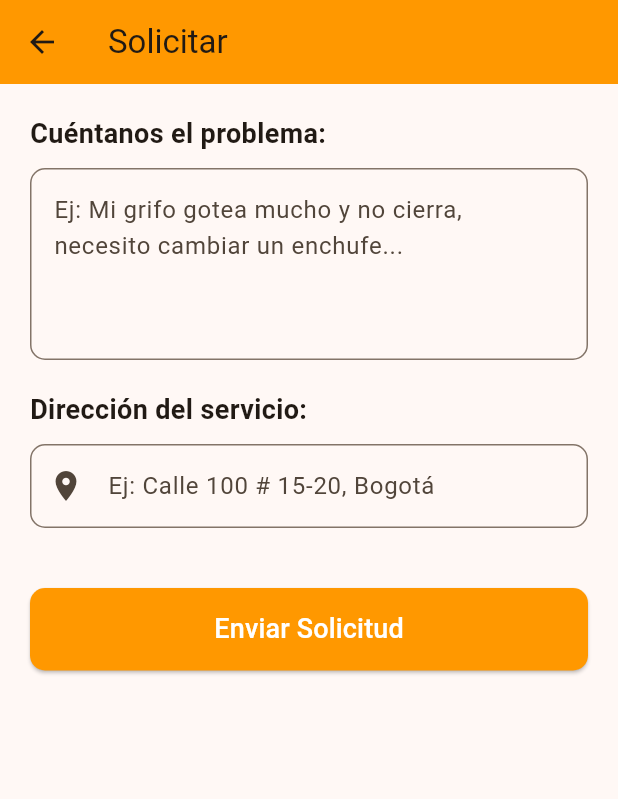
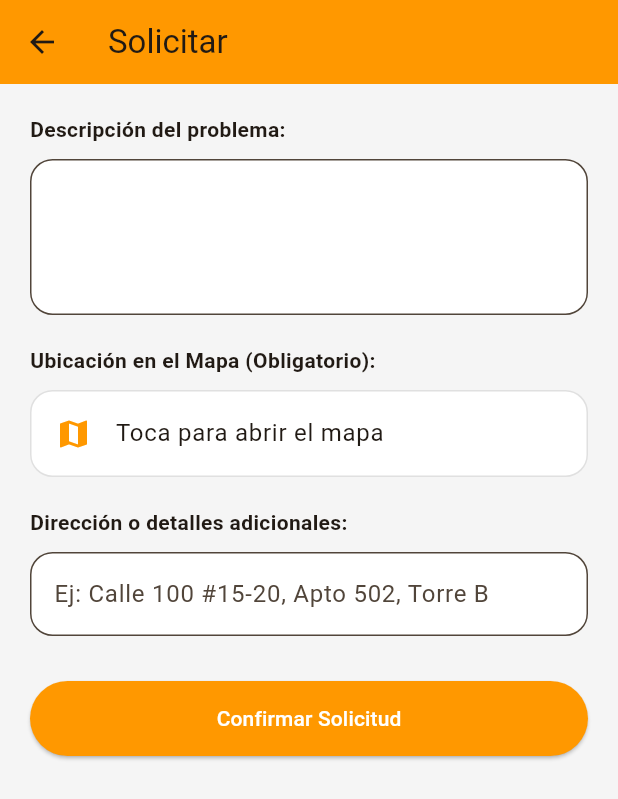
Before and after one commit to Federman9929/Cliente_todero, a Flutter app: the RequestServiceScreen screen opened directly with empty values, on a phone screen of 412 x 824 dp. Shown: the top 799 px of the screen. Run offline on Flutter 3.47's test engine with Material 3 defaults, Android fonts, the phone set to English and light mode, and no system bars; our stand-ins replace cloud_firestore, firebase_auth, firebase_core, flutter_map, latlong2; accounts and stored records are empty.

Commit message:
Se corrigen errores de geolocaclizacion y se agrega cuadro de texto para mejorar la precision de la ubicacion con informacion mas detallada

```diff
--- a/lib/request_service_screen.dart
+++ b/lib/request_service_screen.dart
@@ -1,10 +1,11 @@
 import 'package:flutter/material.dart';
+import 'package:firebase_auth/firebase_auth.dart';
 import 'package:cloud_firestore/cloud_firestore.dart';
-import 'package:firebase_auth/firebase_auth.dart';
+import 'package:latlong2/latlong.dart';
+import 'map_screen.dart';
 
 class RequestServiceScreen extends StatefulWidget {
-  final String servicioNombre; // Recibe el nombre del servicio (ej. Plomería)
-
+  final String servicioNombre;
   const RequestServiceScreen({super.key, required this.servicioNombre});
 
   @override
@@ -13,40 +14,44 @@ class RequestServiceScreen extends StatefulWidget {
 
 class _RequestServiceScreenState extends State<RequestServiceScreen> {
   final _descripcionController = TextEditingController();
-  final _direccionController = TextEditingController();
+  // NUEVO: Controlador para la dirección escrita
+  final _direccionManualController = TextEditingController();
   final _formKey = GlobalKey<FormState>();
   bool _isLoading = false;
+  LatLng? _coordenadas;
 
   Future<void> _enviarSolicitud() async {
     if (_formKey.currentState!.validate()) {
+      if (_coordenadas == null) {
+        ScaffoldMessenger.of(context).showSnackBar(
+          const SnackBar(content: Text("Selecciona la ubicación en el mapa"), backgroundColor: Colors.red),
+        );
+        return;
+      }
+
       setState(() => _isLoading = true);
 
       try {
         final user = FirebaseAuth.instance.currentUser;
-
-        // Guardamos la solicitud en una nueva colección 'solicitudes'
+        if (user != null) {
           await FirebaseFirestore.instance.collection('solicitudes').add({
-          'clienteId': user?.uid,
-          'clienteEmail': user?.email,
             'servicio': widget.servicioNombre,
             'descripcion': _descripcionController.text.trim(),
-          'direccion': _direccionController.text.trim(),
-          'estado': 'pendiente', // Estado inicial
+            'direccion_manual': _direccionManualController.text.trim(),
+            'latitud': _coordenadas!.latitude,
+            'longitud': _coordenadas!.longitude,
+            'estado': 'pendiente',
+            'clienteId': user.uid,
+            'clienteEmail': user.email,
             'fecha': FieldValue.serverTimestamp(),
           });
 
           if (mounted) {
-          ScaffoldMessenger.of(context).showSnackBar(
-            const SnackBar(content: Text("Solicitud enviada. ¡Pronto un todero te contactará!"), backgroundColor: Colors.green),
-          );
-          Navigator.pop(context); // Regresamos al Home
+            Navigator.pop(context);
+          }
         }
       } catch (e) {
-        if (mounted) {
-          ScaffoldMessenger.of(context).showSnackBar(
-            const SnackBar(content: Text("Error al enviar la solicitud"), backgroundColor: Colors.red),
-          );
-        }
+        // Manejo de error
       } finally {
         if (mounted) setState(() => _isLoading = false);
       }
@@ -56,58 +61,66 @@ class _RequestServiceScreenState extends State<RequestServiceScreen> {
   @override
   Widget build(BuildContext context) {
     return Scaffold(
-      appBar: AppBar(
-        title: Text("Solicitar ${widget.servicioNombre}"),
-        backgroundColor: Colors.orange,
-      ),
-      body: Padding(
-        padding: const EdgeInsets.all(20.0),
+      backgroundColor: Colors.grey[100],
+      appBar: AppBar(title: Text("Solicitar ${widget.servicioNombre}"), backgroundColor: Colors.orange),
+      body: SingleChildScrollView(
+        padding: const EdgeInsets.all(20),
         child: Form(
           key: _formKey,
-          child: SingleChildScrollView(
           child: Column(
             crossAxisAlignment: CrossAxisAlignment.start,
             children: [
-                const Text("Cuéntanos el problema:", style: TextStyle(fontSize: 18, fontWeight: FontWeight.bold)),
+              const Text("Descripción del problema:", style: TextStyle(fontWeight: FontWeight.bold)),
               const SizedBox(height: 10),
               TextFormField(
                 controller: _descripcionController,
-                  maxLines: 4,
-                  decoration: InputDecoration(
-                    hintText: "Ej: Mi grifo gotea mucho y no cierra, necesito cambiar un enchufe...",
-                    border: OutlineInputBorder(borderRadius: BorderRadius.circular(10)),
-                  ),
-                  validator: (value) => value!.isEmpty ? "Por favor describe el problema" : null,
+                maxLines: 3,
+                decoration: InputDecoration(filled: true, fillColor: Colors.white, border: OutlineInputBorder(borderRadius: BorderRadius.circular(15))),
+                validator: (value) => value!.isEmpty ? "Campo requerido" : null,
               ),
               const SizedBox(height: 20),
-                const Text("Dirección del servicio:", style: TextStyle(fontSize: 18, fontWeight: FontWeight.bold)),
+
+              const Text("Ubicación en el Mapa (Obligatorio):", style: TextStyle(fontWeight: FontWeight.bold)),
+              const SizedBox(height: 10),
+              ListTile(
+                tileColor: Colors.white,
+                shape: RoundedRectangleBorder(borderRadius: BorderRadius.circular(15), side: BorderSide(color: Colors.grey.shade300)),
+                leading: const Icon(Icons.map, color: Colors.orange),
+                title: Text(_coordenadas == null ? "Toca para abrir el mapa" : "Punto marcado correctamente"),
+                onTap: () async {
+                  final LatLng? resultado = await Navigator.push(context, MaterialPageRoute(builder: (context) => const MapScreen()));
+                  if (resultado != null) setState(() => _coordenadas = resultado);
+                },
+              ),
+              const SizedBox(height: 20),
+
+              const Text("Dirección o detalles adicionales:", style: TextStyle(fontWeight: FontWeight.bold)),
               const SizedBox(height: 10),
               TextFormField(
-                  controller: _direccionController,
+                controller: _direccionManualController,
                 decoration: InputDecoration(
-                    prefixIcon: const Icon(Icons.location_on),
-                    hintText: "Ej: Calle 100 # 15-20, Bogotá",
-                    border: OutlineInputBorder(borderRadius: BorderRadius.circular(10)),
+                    hintText: "Ej: Calle 100 #15-20, Apto 502, Torre B",
+                    filled: true,
+                    fillColor: Colors.white,
+                    border: OutlineInputBorder(borderRadius: BorderRadius.circular(15))
                 ),
-                  validator: (value) => value!.isEmpty ? "La dirección es obligatoria" : null,
+                validator: (value) => value!.isEmpty ? "Por favor escribe tu dirección" : null,
               ),
-                const SizedBox(height: 40),
+
+              const SizedBox(height: 30),
               SizedBox(
                 width: double.infinity,
-                  height: 55,
+                height: 50,
                 child: ElevatedButton(
                   onPressed: _isLoading ? null : _enviarSolicitud,
-                    style: ElevatedButton.styleFrom(backgroundColor: Colors.orange, shape: RoundedRectangleBorder(borderRadius: BorderRadius.circular(10))),
-                    child: _isLoading
-                        ? const CircularProgressIndicator(color: Colors.white)
-                        : const Text("Enviar Solicitud", style: TextStyle(color: Colors.white, fontSize: 18)),
+                  style: ElevatedButton.styleFrom(backgroundColor: Colors.orange),
+                  child: _isLoading ? const CircularProgressIndicator(color: Colors.white) : const Text("Confirmar Solicitud", style: TextStyle(color: Colors.white)),
                 ),
               )
             ],
           ),
         ),
       ),
-      ),
     );
   }
 }
```
Also changed, not shown: lib/map_screen.dart (added, +76 -0 lines), pubspec.yaml (+3 -31 lines), pubspec.lock. Lines whose indentation alone changed are shown as unchanged.
